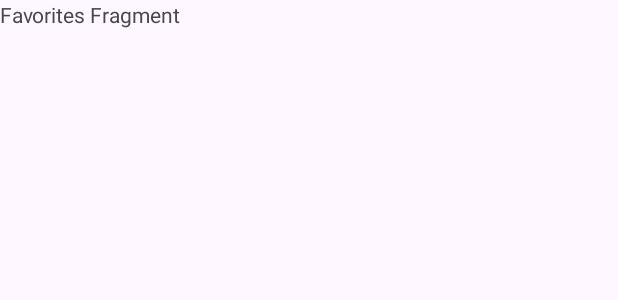
After one commit to Bulka3100/ResipeApp, an Android app: the layout fragment_favorites.xml on its own in the app's theme, with its tools: preview values and no code run, on a phone screen of 412 x 824 dp. The commit adds this screen. Shown: the top 300 px of the screen. Run offline under Robolectric (Android 15) with nearby library versions, the phone set to English and light mode, and no system bars.

Commit message:
- solution added

```diff
--- a/app/build.gradle.kts
+++ b/app/build.gradle.kts
@@ -40,8 +40,8 @@ android {
 }
 
 dependencies {
-    val fragment_version = "1.8.0"
 
+    implementation(libs.androidx.fragment)
     implementation(libs.androidx.core.ktx)
     implementation(libs.androidx.appcompat)
     implementation(libs.material)
@@ -51,5 +51,5 @@ dependencies {
     androidTestImplementation(libs.androidx.junit)
     androidTestImplementation(libs.androidx.espresso.core)
 
-    implementation("androidx.fragment:fragment-ktx:$fragment_version")
+
 }
--- a/app/src/main/java/com/animus/androidsprint/CategoriesListFragment.kt
+++ b/app/src/main/java/com/animus/androidsprint/CategoriesListFragment.kt
@@ -11,7 +11,8 @@ class CategoriesListFragment : Fragment() {
 
     private var _binding: FragmentListCategoriesBinding? = null
     private val binding
-        get() = _binding ?: throw IllegalStateException("Binding for FragmentListCategoriesBinding must not be null")
+        get() = _binding
+            ?: throw IllegalStateException("Binding for FragmentListCategoriesBinding must not be null")
 
     override fun onCreateView(
         inflater: LayoutInflater, container: ViewGroup?,
--- /dev/null
+++ b/app/src/main/res/layout/fragment_favorites.xml
@@ -0,0 +1,14 @@
+<?xml version="1.0" encoding="utf-8"?>
+<FrameLayout xmlns:android="http://schemas.android.com/apk/res/android"
+    xmlns:tools="http://schemas.android.com/tools"
+    android:layout_width="match_parent"
+    android:layout_height="match_parent"
+    android:backgroundTint="@color/background_color"
+    tools:context=".FavoritesFragment">
+
+    <TextView
+        android:layout_width="match_parent"
+        android:layout_height="match_parent"
+        android:text="Favorites Fragment" />
+
+</FrameLayout>
--- a/app/src/main/res/values/strings.xml
+++ b/app/src/main/res/values/strings.xml
@@ -6,4 +6,5 @@
     <string name="button_favorites">Избранное</string>
     <!-- TODO: Remove or change this placeholder text -->
     <string name="hello_blank_fragment">Hello blank fragment</string>
+
 </resources>
--- a/gradle/libs.versions.toml
+++ b/gradle/libs.versions.toml
@@ -9,6 +9,7 @@ appcompat = "1.6.1"
 material = "1.10.0"
 activity = "1.8.0"
 constraintlayout = "2.1.4"
+fragmentVersion = "1.8.0"
 
 [libraries]
 androidx-core-ktx = { group = "androidx.core", name = "core-ktx", version.ref = "coreKtx" }
@@ -19,6 +20,7 @@ androidx-appcompat = { group = "androidx.appcompat", name = "appcompat", version
 material = { group = "com.google.android.material", name = "material", version.ref = "material" }
 androidx-activity = { group = "androidx.activity", name = "activity", version.ref = "activity" }
 androidx-constraintlayout = { group = "androidx.constraintlayout", name = "constraintlayout", version.ref = "constraintlayout" }
+androidx-fragment = { group = "androidx.fragment", name = "fragment-ktx", version.ref = "fragmentVersion" }
 
 [plugins]
 android-application = { id = "com.android.application", version.ref = "agp" }
```
Also changed, not shown: app/src/main/java/com/animus/androidsprint/FavoritesFragment.kt (added, +27 -0 lines), app/src/main/java/com/animus/androidsprint/MainActivity.kt (+15 -1 lines).
